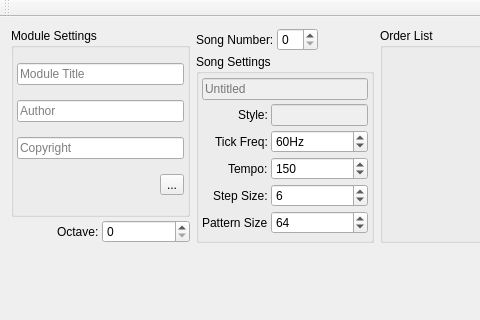
Qt form BambooTracker/gui/mainwindow.ui (BambooTracker/BambooTracker) before a commit; both pictures show x 0 to 480 and y 0 to 320 of the 933 by 783 pixel window.
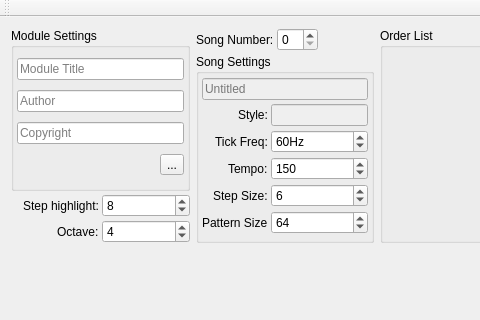
The same form after that commit. Custom widgets are drawn as their Qt base class.

Commit message: Add pattern step highlight count edit

What changed in the file:
```diff
--- a/BambooTracker/gui/mainwindow.ui
+++ b/BambooTracker/gui/mainwindow.ui
@@ -153,6 +153,9 @@
         <property name="maximum">
          <number>7</number>
         </property>
+        <property name="value">
+         <number>4</number>
+        </property>
        </widget>
       </item>
       <item row="2" column="0" alignment="Qt::AlignRight">
@@ -162,6 +165,26 @@
         </property>
        </widget>
       </item>
+      <item row="1" column="0" alignment="Qt::AlignRight">
+       <widget class="QLabel" name="stepHighlightLabel">
+        <property name="text">
+         <string>Step highlight:</string>
+        </property>
+       </widget>
+      </item>
+      <item row="1" column="1">
+       <widget class="QSpinBox" name="stepHighrightSpinBox">
+        <property name="minimum">
+         <number>1</number>
+        </property>
+        <property name="maximum">
+         <number>256</number>
+        </property>
+        <property name="value">
+         <number>8</number>
+        </property>
+       </widget>
+      </item>
      </layout>
     </item>
     <item row="0" column="1">
```
The commit also changes 5 other files.
